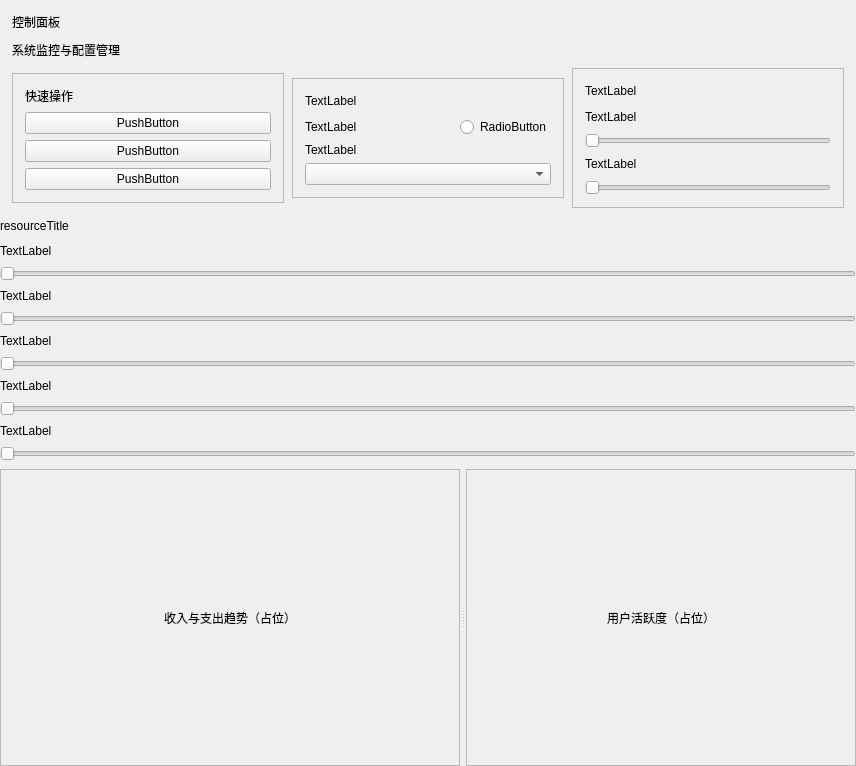
Qt form GUI/resource/ui/dashboard_plugin/dashboard_widget.ui (xiaoyu12139/zengnui-manage) before a commit.
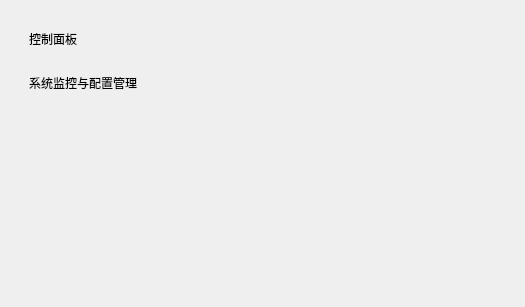
The same form after that commit.

Commit message: 过程：dashboard ui拆分完成

Patch:
```diff
--- a/GUI/resource/ui/dashboard_plugin/dashboard_widget.ui
+++ b/GUI/resource/ui/dashboard_plugin/dashboard_widget.ui
@@ -6,661 +6,81 @@
    <rect>
     <x>0</x>
     <y>0</y>
-    <width>856</width>
-    <height>766</height>
+    <width>525</width>
+    <height>307</height>
    </rect>
   </property>
   <property name="windowTitle">
    <string>Dashboard</string>
   </property>
   <layout class="QVBoxLayout" name="verticalLayout">
-   <property name="spacing">
-    <number>8</number>
-   </property>
-   <property name="leftMargin">
-    <number>0</number>
-   </property>
-   <property name="topMargin">
-    <number>0</number>
-   </property>
-   <property name="rightMargin">
-    <number>0</number>
-   </property>
-   <property name="bottomMargin">
-    <number>0</number>
-   </property>
    <item>
-    <layout class="QVBoxLayout" name="pageTitleLayout">
-     <property name="leftMargin">
-      <number>12</number>
+    <widget class="QWidget" name="topWidget" native="true">
+     <property name="maximumSize">
+      <size>
+       <width>16777215</width>
+       <height>100</height>
+      </size>
      </property>
-     <property name="topMargin">
-      <number>12</number>
-     </property>
-     <property name="rightMargin">
-      <number>12</number>
-     </property>
-     <property name="bottomMargin">
-      <number>0</number>
-     </property>
-     <item>
-      <layout class="QHBoxLayout" name="horizontalLayout_2">
-       <item>
-        <widget class="QLabel" name="pageTitle">
-         <property name="text">
-          <string>控制面板</string>
-         </property>
-        </widget>
-       </item>
-       <item>
-        <spacer name="horizontalSpacer">
-         <property name="orientation">
-          <enum>Qt::Horizontal</enum>
-         </property>
-         <property name="sizeHint" stdset="0">
-          <size>
-           <width>40</width>
-           <height>20</height>
-          </size>
-         </property>
-        </spacer>
-       </item>
-      </layout>
-     </item>
-     <item>
-      <layout class="QHBoxLayout" name="horizontalLayout_4">
-       <item>
-        <widget class="QLabel" name="pageDesc">
-         <property name="text">
-          <string>系统监控与配置管理</string>
-         </property>
-        </widget>
-       </item>
-       <item>
-        <spacer name="horizontalSpacer_2">
-         <property name="orientation">
-          <enum>Qt::Horizontal</enum>
-         </property>
-         <property name="sizeHint" stdset="0">
-          <size>
-           <width>40</width>
-           <height>20</height>
-          </size>
-         </property>
-        </spacer>
-       </item>
-      </layout>
-     </item>
-    </layout>
-   </item>
-   <item>
-    <layout class="QHBoxLayout" name="cardRowLayout1">
-     <property name="spacing">
-      <number>8</number>
-     </property>
-     <property name="leftMargin">
-      <number>12</number>
-     </property>
-     <property name="topMargin">
-      <number>0</number>
-     </property>
-     <property name="rightMargin">
-      <number>12</number>
-     </property>
-     <property name="bottomMargin">
-      <number>0</number>
-     </property>
-     <item>
-      <widget class="QFrame" name="card1">
-       <property name="sizePolicy">
-        <sizepolicy hsizetype="Expanding" vsizetype="Fixed">
-         <horstretch>0</horstretch>
-         <verstretch>0</verstretch>
-        </sizepolicy>
-       </property>
-       <property name="frameShape">
-        <enum>QFrame::StyledPanel</enum>
-       </property>
-       <layout class="QVBoxLayout" name="card1Layout">
-        <property name="leftMargin">
-         <number>12</number>
-        </property>
-        <property name="topMargin">
-         <number>12</number>
-        </property>
-        <property name="rightMargin">
-         <number>12</number>
-        </property>
-        <property name="bottomMargin">
-         <number>12</number>
-        </property>
-        <item>
-         <layout class="QVBoxLayout" name="card1Layout_2">
-          <item>
-           <layout class="QHBoxLayout" name="card1TitleLayout">
-            <item>
-             <widget class="QLabel" name="card1Title">
-              <property name="text">
-               <string>快速操作</string>
-              </property>
-             </widget>
-            </item>
-            <item>
-             <spacer name="horizontalSpacer_3">
-              <property name="orientation">
-               <enum>Qt::Horizontal</enum>
-              </property>
-              <property name="sizeHint" stdset="0">
-               <size>
-                <width>40</width>
-                <height>20</height>
-               </size>
-              </property>
-             </spacer>
-            </item>
-           </layout>
-          </item>
-          <item>
-           <widget class="QPushButton" name="pushButton">
-            <property name="text">
-             <string>PushButton</string>
-            </property>
-           </widget>
-          </item>
-          <item>
-           <widget class="QPushButton" name="pushButton_2">
-            <property name="text">
-             <string>PushButton</string>
-            </property>
-           </widget>
-          </item>
-          <item>
-           <widget class="QPushButton" name="pushButton_3">
-            <property name="text">
-             <string>PushButton</string>
-            </property>
-           </widget>
-          </item>
-         </layout>
-        </item>
-       </layout>
-      </widget>
-     </item>
-     <item>
-      <widget class="QFrame" name="card2">
-       <property name="sizePolicy">
-        <sizepolicy hsizetype="Expanding" vsizetype="Fixed">
-         <horstretch>0</horstretch>
-         <verstretch>0</verstretch>
-        </sizepolicy>
-       </property>
-       <property name="frameShape">
-        <enum>QFrame::StyledPanel</enum>
-       </property>
-       <layout class="QVBoxLayout" name="card2Layout">
-        <property name="leftMargin">
-         <number>12</number>
-        </property>
-        <property name="topMargin">
-         <number>12</number>
-        </property>
-        <property name="rightMargin">
-         <number>12</number>
-        </property>
-        <property name="bottomMargin">
-         <number>12</number>
-        </property>
-        <item>
-         <layout class="QVBoxLayout" name="verticalLayout_2">
-          <item>
-           <layout class="QHBoxLayout" name="horizontalLayout">
-            <item>
-             <widget class="QLabel" name="label">
-              <property name="text">
-               <string>TextLabel</string>
-              </property>
-             </widget>
-            </item>
-            <item>
-             <spacer name="horizontalSpacer_5">
-              <property name="orientation">
-               <enum>Qt::Horizontal</enum>
-              </property>
-              <property name="sizeHint" stdset="0">
-               <size>
-                <width>40</width>
-                <height>20</height>
-               </size>
-              </property>
-             </spacer>
-            </item>
-           </layout>
-          </item>
-          <item>
-           <layout class="QHBoxLayout" name="horizontalLayout_6">
-            <item>
-             <widget class="QLabel" name="label_3">
-              <property name="text">
-               <string>TextLabel</string>
-              </property>
-             </widget>
-            </item>
-            <item>
-             <spacer name="horizontalSpacer_6">
-              <property name="orientation">
-               <enum>Qt::Horizontal</enum>
-              </property>
-              <property name="sizeHint" stdset="0">
-               <size>
-                <width>40</width>
-                <height>20</height>
-               </size>
-              </property>
-             </spacer>
-            </item>
-            <item>
-             <widget class="QRadioButton" name="radioButton">
-              <property name="text">
-               <string>RadioButton</string>
-              </property>
-             </widget>
-            </item>
-           </layout>
-          </item>
-          <item>
-           <layout class="QVBoxLayout" name="verticalLayout_4">
-            <item>
-             <layout class="QHBoxLayout" name="horizontalLayout_7">
-              <item>
-               <widget class="QLabel" name="label_4">
-                <property name="text">
-                 <string>TextLabel</string>
-                </property>
-               </widget>
-              </item>
-             </layout>
-            </item>
-            <item>
-             <layout class="QHBoxLayout" name="horizontalLayout_8">
-              <item>
-               <widget class="QComboBox" name="comboBox"/>
-              </item>
-             </layout>
-            </item>
-           </layout>
-          </item>
-         </layout>
-        </item>
-       </layout>
-      </widget>
-     </item>
-     <item>
-      <widget class="QFrame" name="card3">
-       <property name="sizePolicy">
-        <sizepolicy hsizetype="Expanding" vsizetype="Fixed">
-         <horstretch>0</horstretch>
-         <verstretch>0</verstretch>
-        </sizepolicy>
-       </property>
-       <property name="frameShape">
-        <enum>QFrame::StyledPanel</enum>
-       </property>
-       <layout class="QVBoxLayout" name="card3Layout">
-        <property name="leftMargin">
-         <number>12</number>
-        </property>
-        <property name="topMargin">
-         <number>12</number>
-        </property>
-        <property name="rightMargin">
-         <number>12</number>
-        </property>
-        <property name="bottomMargin">
-         <number>12</number>
-        </property>
-        <item>
-         <layout class="QVBoxLayout" name="verticalLayout_3">
-          <item>
-           <layout class="QHBoxLayout" name="horizontalLayout_5">
-            <item>
-             <widget class="QLabel" name="label_2">
-              <property name="text">
-               <string>TextLabel</string>
-              </property>
-             </widget>
-            </item>
-            <item>
-             <spacer name="horizontalSpacer_4">
-              <property name="orientation">
-               <enum>Qt::Horizontal</enum>
-              </property>
-              <property name="sizeHint" stdset="0">
-               <size>
-                <width>40</width>
-                <height>20</height>
-               </size>
-              </property>
-             </spacer>
-            </item>
-           </layout>
-          </item>
-          <item>
-           <layout class="QVBoxLayout" name="verticalLayout_6">
-            <item>
-             <layout class="QHBoxLayout" name="horizontalLayout_10">
-              <item>
-               <widget class="QLabel" name="label_6">
-                <property name="text">
-                 <string>TextLabel</string>
-                </property>
-               </widget>
-              </item>
-              <item>
-               <spacer name="horizontalSpacer_7">
-                <property name="orientation">
-                 <enum>Qt::Horizontal</enum>
-                </property>
-                <property name="sizeHint" stdset="0">
-                 <size>
-                  <width>40</width>
-                  <height>20</height>
-                 </size>
-                </property>
-               </spacer>
-              </item>
-             </layout>
-            </item>
-            <item>
-             <layout class="QHBoxLayout" name="horizontalLayout_12">
-              <item>
-               <widget class="QSlider" name="horizontalSlider">
-                <property name="orientation">
-                 <enum>Qt::Horizontal</enum>
-                </property>
-               </widget>
-              </item>
-             </layout>
-            </item>
-           </layout>
-          </item>
-          <item>
-           <layout class="QVBoxLayout" name="verticalLayout_5">
-            <item>
-             <layout class="QHBoxLayout" name="horizontalLayout_11">
-              <item>
-               <widget class="QLabel" name="label_5">
-                <property name="text">
-                 <string>TextLabel</string>
-                </property>
-               </widget>
-              </item>
-              <item>
-               <spacer name="horizontalSpacer_8">
-                <property name="orientation">
-                 <enum>Qt::Horizontal</enum>
-                </property>
-                <property name="sizeHint" stdset="0">
-                 <size>
-                  <width>40</width>
-                  <height>20</height>
-                 </size>
-                </property>
-               </spacer>
-              </item>
-             </layout>
-            </item>
-            <item>
-             <layout class="QHBoxLayout" name="horizontalLayout_9">
-              <item>
-               <widget class="QSlider" name="horizontalSlider_2">
-                <property name="orientation">
-                 <enum>Qt::Horizontal</enum>
-                </property>
-               </widget>
-              </item>
-             </layout>
-            </item>
-           </layout>
-          </item>
-         </layout>
-        </item>
-       </layout>
-      </widget>
-     </item>
-    </layout>
-   </item>
-   <item>
-    <layout class="QVBoxLayout" name="verticalLayout_8">
-     <item>
-      <layout class="QHBoxLayout" name="horizontalLayout_3">
-       <item>
-        <widget class="QLabel" name="label_9">
-         <property name="text">
-          <string>resourceTitle</string>
-         </property>
-        </widget>
-       </item>
-       <item>
-        <spacer name="horizontalSpacer_9">
-         <property name="orientation">
-          <enum>Qt::Horizontal</enum>
-         </property>
-         <property name="sizeHint" stdset="0">
-          <size>
-           <width>40</width>
-           <height>20</height>
-          </size>
-         </property>
-        </spacer>
-       </item>
-      </layout>
-     </item>
-     <item>
-      <layout class="QVBoxLayout" name="verticalLayout_9">
-       <item>
-        <layout class="QHBoxLayout" name="horizontalLayout_13">
+     <layout class="QVBoxLayout" name="verticalLayout_2">
+      <item>
+       <widget class="QWidget" name="widget" native="true">
+        <layout class="QHBoxLayout" name="horizontalLayout">
          <item>
-          <widget class="QLabel" name="label_7">
+          <widget class="QLabel" name="pageTitle">
            <property name="text">
-            <string>TextLabel</string>
+            <string>控制面板</string>
            </property>
           </widget>
          </item>
-        </layout>
-       </item>
-       <item>
-        <layout class="QHBoxLayout" name="horizontalLayout_14">
          <item>
-          <widget class="QSlider" name="horizontalSlider_3">
+          <spacer name="horizontalSpacer">
            <property name="orientation">
             <enum>Qt::Horizontal</enum>
            </property>
-          </widget>
-         </item>
-        </layout>
-       </item>
-      </layout>
-     </item>
-     <item>
-      <layout class="QVBoxLayout" name="verticalLayout_9">
-       <item>
-        <layout class="QHBoxLayout" name="horizontalLayout_13">
-         <item>
-          <widget class="QLabel" name="label_7">
-           <property name="text">
-            <string>TextLabel</string>
+           <property name="sizeHint" stdset="0">
+            <size>
+             <width>414</width>
+             <height>17</height>
+            </size>
            </property>
-          </widget>
+          </spacer>
          </item>
         </layout>
-       </item>
-       <item>
-        <layout class="QHBoxLayout" name="horizontalLayout_14">
+       </widget>
+      </item>
+      <item>
+       <widget class="QWidget" name="widget_2" native="true">
+        <layout class="QHBoxLayout" name="horizontalLayout_2">
          <item>
-          <widget class="QSlider" name="horizontalSlider_3">
-           <property name="orientation">
-            <enum>Qt::Horizontal</enum>
-           </property>
-          </widget>
-         </item>
-        </layout>
-       </item>
-      </layout>
-     </item>
-     <item>
-      <layout class="QVBoxLayout" name="verticalLayout_9">
-       <item>
-        <layout class="QHBoxLayout" name="horizontalLayout_13">
-         <item>
-          <widget class="QLabel" name="label_7">
+          <widget class="QLabel" name="pageDesc">
            <property name="text">
-            <string>TextLabel</string>
+            <string>系统监控与配置管理</string>
            </property>
           </widget>
          </item>
-        </layout>
-       </item>
-       <item>
-        <layout class="QHBoxLayout" name="horizontalLayout_14">
          <item>
-          <widget class="QSlider" name="horizontalSlider_3">
+          <spacer name="horizontalSpacer_2">
            <property name="orientation">
             <enum>Qt::Horizontal</enum>
            </property>
-          </widget>
-         </item>
-        </layout>
-       </item>
-      </layout>
-     </item>
-     <item>
-      <layout class="QVBoxLayout" name="verticalLayout_9">
-       <item>
-        <layout class="QHBoxLayout" name="horizontalLayout_13">
-         <item>
-          <widget class="QLabel" name="label_7">
-           <property name="text">
-            <string>TextLabel</string>
+           <property name="sizeHint" stdset="0">
+            <size>
+             <width>354</width>
+             <height>17</height>
+            </size>
            </property>
-          </widget>
+          </spacer>
          </item>
         </layout>
-       </item>
-       <item>
-        <layout class="QHBoxLayout" name="horizontalLayout_14">
-         <item>
-          <widget class="QSlider" name="horizontalSlider_3">
-           <property name="orientation">
-            <enum>Qt::Horizontal</enum>
-           </property>
-          </widget>
-         </item>
-        </layout>
-       </item>
-      </layout>
-     </item>
-     <item>
-      <layout class="QVBoxLayout" name="verticalLayout_9">
-       <item>
-        <layout class="QHBoxLayout" name="horizontalLayout_13">
-         <item>
-          <widget class="QLabel" name="label_7">
-           <property name="text">
-            <string>TextLabel</string>
-           </property>
-          </widget>
-         </item>
-        </layout>
-       </item>
-       <item>
-        <layout class="QHBoxLayout" name="horizontalLayout_14">
-         <item>
-          <widget class="QSlider" name="horizontalSlider_3">
-           <property name="orientation">
-            <enum>Qt::Horizontal</enum>
-           </property>
-          </widget>
-         </item>
-        </layout>
-       </item>
-      </layout>
-     </item>
-    </layout>
-   </item>
-   <item>
-    <widget class="QSplitter" name="contentSplitter">
-     <property name="sizePolicy">
-      <sizepolicy hsizetype="Expanding" vsizetype="Expanding">
-       <horstretch>1</horstretch>
-       <verstretch>1</verstretch>
-      </sizepolicy>
-     </property>
-     <property name="orientation">
-      <enum>Qt::Horizontal</enum>
-     </property>
-     <property name="handleWidth">
-      <number>6</number>
-     </property>
-     <widget class="QFrame" name="chartFrame1">
-      <property name="frameShape">
-       <enum>QFrame::StyledPanel</enum>
-      </property>
-      <layout class="QVBoxLayout" name="chartInnerLayout1">
-       <property name="leftMargin">
-        <number>12</number>
-       </property>
-       <property name="topMargin">
-        <number>12</number>
-       </property>
-       <property name="rightMargin">
-        <number>12</number>
-       </property>
-       <property name="bottomMargin">
-        <number>12</number>
-       </property>
-       <item>
-        <widget class="QLabel" name="chartPlaceholder1">
-         <property name="text">
-          <string>收入与支出趋势（占位）</string>
-         </property>
-         <property name="alignment">
-          <set>Qt::AlignCenter</set>
-         </property>
-        </widget>
-       </item>
-      </layout>
-     </widget>
-     <widget class="QFrame" name="chartFrame2">
-      <property name="frameShape">
-       <enum>QFrame::StyledPanel</enum>
-      </property>
-      <layout class="QVBoxLayout" name="chartInnerLayout2">
-       <property name="leftMargin">
-        <number>12</number>
-       </property>
-       <property name="topMargin">
-        <number>12</number>
-       </property>
-       <property name="rightMargin">
-        <number>12</number>
-       </property>
-       <property name="bottomMargin">
-        <number>12</number>
-       </property>
-       <item>
-        <widget class="QLabel" name="chartPlaceholder2">
-         <property name="text">
-          <string>用户活跃度（占位）</string>
-         </property>
-         <property name="alignment">
-          <set>Qt::AlignCenter</set>
-         </property>
-        </widget>
-       </item>
-      </layout>
-     </widget>
+       </widget>
+      </item>
+     </layout>
     </widget>
    </item>
+   <item>
+    <widget class="QWidget" name="contentWidget" native="true"/>
+   </item>
   </layout>
  </widget>
  <resources/>
```
The commit also changes 3 other files.
